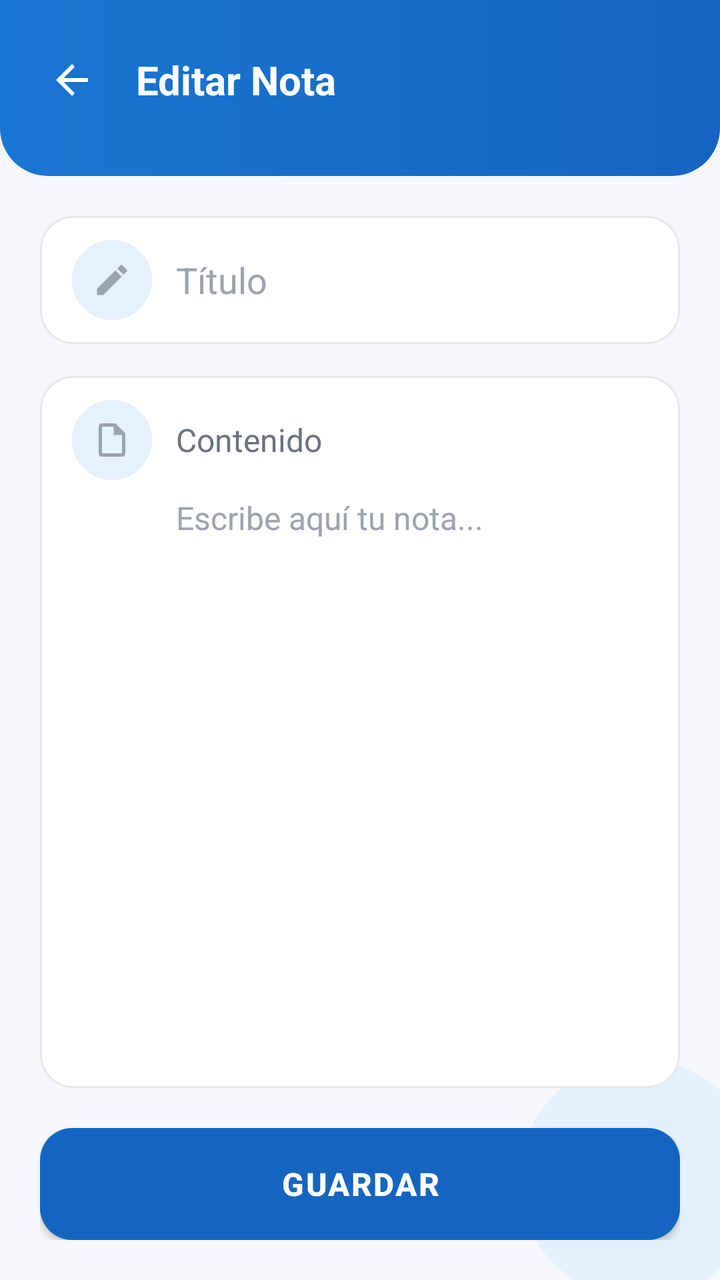
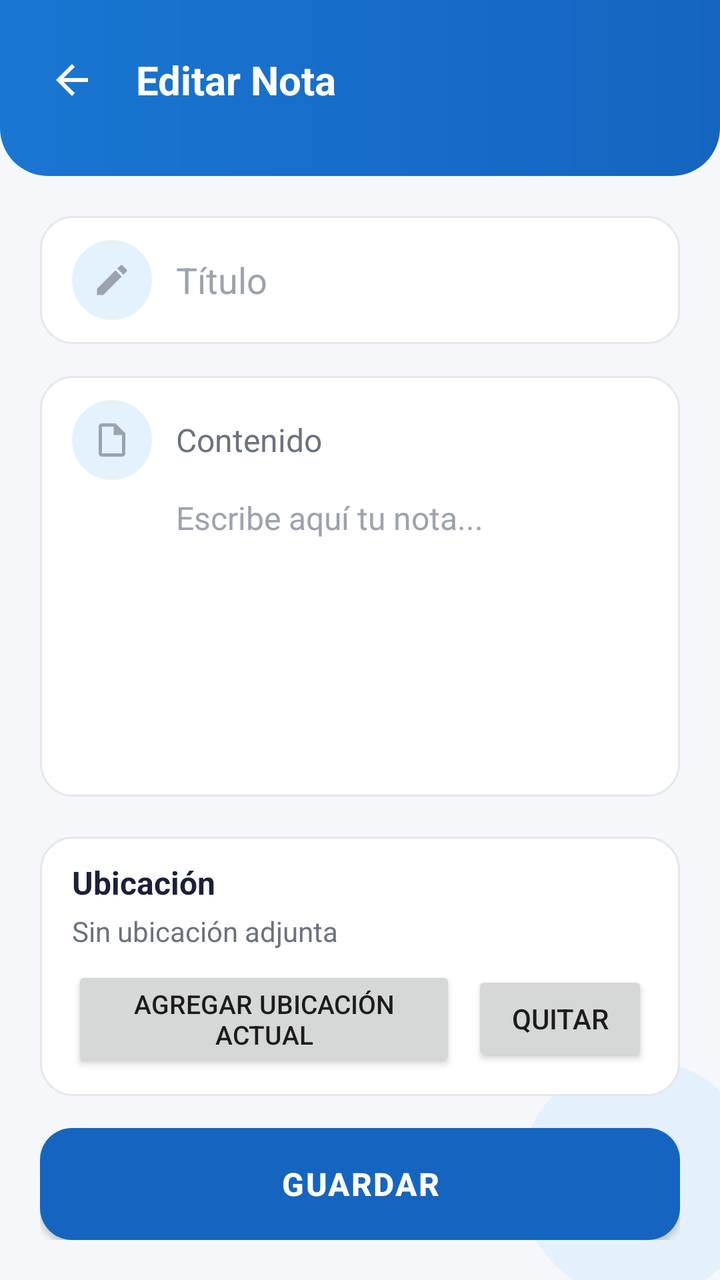

Before-and-after screenshots of an Android layout around one commit, followed by the original layout XML and the change that was made.
<!-- AndroidManifest.xml: application theme Theme.NotesApp -->
<!-- res/layout/activity_note_detail.xml -->
<?xml version="1.0" encoding="utf-8"?>
<FrameLayout xmlns:android="http://schemas.android.com/apk/res/android"
    xmlns:app="http://schemas.android.com/apk/res-auto"
    android:layout_width="match_parent"
    android:layout_height="match_parent"
    android:background="@color/background">

    
    <ImageView
        android:layout_width="120dp"
        android:layout_height="120dp"
        android:layout_gravity="bottom|end"
        android:layout_marginEnd="-20dp"
        android:layout_marginBottom="-10dp"
        android:src="@drawable/bg_blob_blue"
        android:scaleType="fitXY"
        android:alpha="0.3" />

    <LinearLayout
        android:layout_width="match_parent"
        android:layout_height="match_parent"
        android:orientation="vertical">

        
        <LinearLayout
            android:layout_width="match_parent"
            android:layout_height="wrap_content"
            android:orientation="vertical"
            android:background="@drawable/bg_header_rounded"
            android:paddingHorizontal="16dp"
            android:paddingTop="16dp"
            android:paddingBottom="24dp">

            
            <LinearLayout
                android:layout_width="match_parent"
                android:layout_height="48dp"
                android:orientation="horizontal"
                android:gravity="center_vertical">

                <ImageButton
                    android:id="@+id/btnBack"
                    android:layout_width="40dp"
                    android:layout_height="40dp"
                    android:background="?attr/selectableItemBackgroundBorderless"
                    android:src="@drawable/ic_arrow_back"
                    android:scaleType="centerInside"
                    android:contentDescription="Back" />

                <TextView
                    android:id="@+id/toolbarTitle"
                    android:layout_width="0dp"
                    android:layout_height="wrap_content"
                    android:layout_weight="1"
                    android:text="@string/edit_note"
                    android:textColor="@color/white"
                    android:textSize="20sp"
                    android:textStyle="bold"
                    android:layout_marginStart="12dp" />
            </LinearLayout>
        </LinearLayout>

        
        <ScrollView
            android:layout_width="match_parent"
            android:layout_height="0dp"
            android:layout_weight="1"
            android:fillViewport="true">

            <LinearLayout
                android:layout_width="match_parent"
                android:layout_height="wrap_content"
                android:orientation="vertical"
                android:padding="20dp">

                
                <LinearLayout
                    android:layout_width="match_parent"
                    android:layout_height="wrap_content"
                    android:orientation="horizontal"
                    android:gravity="center_vertical"
                    android:background="@drawable/bg_input_rounded"
                    android:paddingHorizontal="16dp"
                    android:paddingVertical="8dp"
                    android:layout_marginBottom="16dp">

                    <FrameLayout
                        android:layout_width="40dp"
                        android:layout_height="40dp"
                        android:layout_marginEnd="12dp">

                        <ImageView
                            android:layout_width="40dp"
                            android:layout_height="40dp"
                            android:src="@drawable/bg_icon_circle"
                            android:scaleType="fitXY" />

                        <ImageView
                            android:layout_width="20dp"
                            android:layout_height="20dp"
                            android:layout_gravity="center"
                            android:src="@drawable/ic_title"
                            android:scaleType="fitCenter" />
                    </FrameLayout>

                    <EditText
                        android:id="@+id/etTitle"
                        android:layout_width="match_parent"
                        android:layout_height="48dp"
                        android:background="@null"
                        android:hint="@string/note_title"
                        android:textColorHint="@color/textHint"
                        android:textColor="@color/textPrimary"
                        android:textSize="18sp"
                        android:inputType="text"
                        android:singleLine="true" />
                </LinearLayout>

                
                <LinearLayout
                    android:layout_width="match_parent"
                    android:layout_height="0dp"
                    android:layout_weight="1"
                    android:orientation="vertical"
                    android:background="@drawable/bg_input_rounded"
                    android:paddingHorizontal="16dp"
                    android:paddingVertical="12dp"
                    android:layout_marginBottom="20dp">

                    <LinearLayout
                        android:layout_width="match_parent"
                        android:layout_height="wrap_content"
                        android:orientation="horizontal"
                        android:gravity="center_vertical"
                        android:layout_marginBottom="8dp">

                        <FrameLayout
                            android:layout_width="40dp"
                            android:layout_height="40dp"
                            android:layout_marginEnd="12dp">

                            <ImageView
                                android:layout_width="40dp"
                                android:layout_height="40dp"
                                android:src="@drawable/bg_icon_circle"
                                android:scaleType="fitXY" />

                            <ImageView
                                android:layout_width="20dp"
                                android:layout_height="20dp"
                                android:layout_gravity="center"
                                android:src="@drawable/ic_description"
                                android:scaleType="fitCenter" />
                        </FrameLayout>

                        <TextView
                            android:layout_width="wrap_content"
                            android:layout_height="wrap_content"
                            android:text="@string/note_content"
                            android:textSize="16sp"
                            android:textColor="@color/textSecondary" />
                    </LinearLayout>

                    <EditText
                        android:id="@+id/etContent"
                        android:layout_width="match_parent"
                        android:layout_height="match_parent"
                        android:background="@null"
                        android:hint="@string/note_hint"
                        android:textColorHint="@color/textHint"
                        android:textColor="@color/textPrimary"
                        android:textSize="16sp"
                        android:inputType="textMultiLine|textCapSentences"
                        android:gravity="top"
                        android:layout_marginStart="52dp" />
                </LinearLayout>

                
                <com.google.android.material.button.MaterialButton
                    android:id="@+id/btnSave"
                    android:layout_width="match_parent"
                    android:layout_height="56dp"
                    android:background="@drawable/bg_button_blue_selector"
                    android:text="@string/btn_save"
                    android:textColor="@color/white"
                    android:textSize="16sp"
                    android:textStyle="bold"
                    android:letterSpacing="0.05"
                    android:drawableStart="@drawable/ic_save"
                    android:drawablePadding="12dp"
                    android:backgroundTint="@null" />

                <ProgressBar
                    android:id="@+id/progressBar"
                    android:layout_width="wrap_content"
                    android:layout_height="wrap_content"
                    android:layout_gravity="center"
                    android:layout_marginTop="16dp"
                    android:visibility="gone" />
            </LinearLayout>
        </ScrollView>
    </LinearLayout>
</FrameLayout>
<!-- resources referenced by this layout -->
<resources>
  <color name="background">#F5F7FA</color>
  <color name="textHint">#9CA3AF</color>
  <color name="textPrimary">#1A2138</color>
  <color name="textSecondary">#6B7280</color>
  <color name="white">#FFFFFF</color>
  <!-- drawable bg_blob_blue (drawable) -->
  <?xml version="1.0" encoding="utf-8"?>
  <shape xmlns:android="http://schemas.android.com/apk/res/android"
      android:shape="oval">
      <solid android:color="#BBDEFB" />
      <size
          android:width="200dp"
          android:height="200dp" />
  </shape>
  <!-- drawable bg_header_rounded (drawable) -->
  <?xml version="1.0" encoding="utf-8"?>
  <shape xmlns:android="http://schemas.android.com/apk/res/android"
      android:shape="rectangle">
      <gradient
          android:startColor="#1976D2"
          android:endColor="#1565C0"
          android:angle="0" />
      <corners
          android:bottomLeftRadius="24dp"
          android:bottomRightRadius="24dp" />
  </shape>
  <!-- drawable bg_icon_circle (drawable) -->
  <?xml version="1.0" encoding="utf-8"?>
  <shape xmlns:android="http://schemas.android.com/apk/res/android"
      android:shape="oval">
      <solid android:color="#E3F2FD" />
      <size
          android:width="48dp"
          android:height="48dp" />
  </shape>
  <!-- drawable bg_input_rounded (drawable) -->
  <?xml version="1.0" encoding="utf-8"?>
  <shape xmlns:android="http://schemas.android.com/apk/res/android"
      android:shape="rectangle">
      <solid android:color="#FFFFFF" />
      <corners android:radius="16dp" />
      <stroke
          android:width="1dp"
          android:color="#E5E7EB" />
      <padding
          android:left="16dp"
          android:top="4dp"
          android:right="16dp"
          android:bottom="4dp" />
  </shape>
  <!-- drawable ic_arrow_back (drawable) -->
  <vector xmlns:android="http://schemas.android.com/apk/res/android"
      android:width="24dp"
      android:height="24dp"
      android:viewportWidth="24"
      android:viewportHeight="24">
      <path
          android:fillColor="#FFFFFF"
          android:pathData="M20,11H7.83l5.59,-5.59L12,4l-8,8 8,8 1.41,-1.41L7.83,13H20v-2z"/>
  </vector>
  <!-- drawable ic_description (drawable) -->
  <vector xmlns:android="http://schemas.android.com/apk/res/android"
      android:width="24dp"
      android:height="24dp"
      android:viewportWidth="24"
      android:viewportHeight="24">
      <path
          android:fillColor="#9CA3AF"
          android:pathData="M14,2H6c-1.1,0 -1.99,0.9 -1.99,2L4,20c0,1.1 0.89,2 1.99,2H18c1.1,0 2,-0.9 2,-2V8l-6,-6zM6,20V4h7v5h5v11H6z"/>
  </vector>
  <!-- drawable ic_save (drawable) -->
  <vector xmlns:android="http://schemas.android.com/apk/res/android"
      android:width="24dp"
      android:height="24dp"
      android:viewportWidth="24"
      android:viewportHeight="24">
      <path
          android:fillColor="#FFFFFF"
          android:pathData="M17,3H7c-1.1,0 -1.99,0.9 -1.99,2L5,21l7,-3 7,3V5c0,-1.1 -0.9,-2 -2,-2z"/>
  </vector>
  <string name="btn_save">GUARDAR</string>
  <string name="edit_note">Editar Nota</string>
  <string name="note_content">Contenido</string>
  <string name="note_hint">Escribe aquí tu nota...</string>
  <string name="note_title">Título</string>
  <style name="Theme.NotesApp" parent="Theme.MaterialComponents.Light.NoActionBar">
          <item name="colorPrimary">@color/colorPrimary</item>
          <item name="colorPrimaryDark">@color/colorPrimaryDark</item>
          <item name="colorAccent">@color/colorAccent</item>
          <item name="android:statusBarColor">@color/colorPrimaryDark</item>
          <item name="android:windowBackground">@color/background</item>
      </style>
  <color name="colorPrimary">#1565C0</color>
  <color name="colorPrimaryDark">#0D47A1</color>
  <color name="colorAccent">#2196F3</color>
</resources>

<!-- the commit's change to res/layout/activity_note_detail.xml (unified diff, before → after) -->
@@ -176,6 +176,57 @@
                 </LinearLayout>
 
                 
+                <LinearLayout
+                    android:layout_width="match_parent"
+                    android:layout_height="wrap_content"
+                    android:orientation="vertical"
+                    android:background="@drawable/bg_input_rounded"
+                    android:paddingHorizontal="16dp"
+                    android:paddingVertical="12dp"
+                    android:layout_marginBottom="16dp">
+
+                    <TextView
+                        android:layout_width="wrap_content"
+                        android:layout_height="wrap_content"
+                        android:text="@string/location_title"
+                        android:textSize="16sp"
+                        android:textStyle="bold"
+                        android:textColor="@color/textPrimary"
+                        android:layout_marginBottom="4dp" />
+
+                    <TextView
+                        android:id="@+id/tvLocation"
+                        android:layout_width="wrap_content"
+                        android:layout_height="wrap_content"
+                        android:text="@string/location_empty"
+                        android:textSize="14sp"
+                        android:textColor="@color/textSecondary"
+                        android:layout_marginBottom="8dp" />
+
+                    <LinearLayout
+                        android:layout_width="match_parent"
+                        android:layout_height="wrap_content"
+                        android:orientation="horizontal"
+                        android:gravity="center_vertical">
+
+                        <Button
+                            android:id="@+id/btnAttachLocation"
+                            android:layout_width="0dp"
+                            android:layout_height="wrap_content"
+                            android:layout_weight="1"
+                            android:text="@string/btn_attach_location"
+                            android:textSize="13sp" />
+
+                        <Button
+                            android:id="@+id/btnClearLocation"
+                            android:layout_width="wrap_content"
+                            android:layout_height="wrap_content"
+                            android:text="@string/btn_clear_location"
+                            android:layout_marginStart="8dp" />
+                    </LinearLayout>
+                </LinearLayout>
+
+                
                 <com.google.android.material.button.MaterialButton
                     android:id="@+id/btnSave"
                     android:layout_width="match_parent"
<!-- resource entries referenced after the edit -->
@@ -80,8 +80,12 @@
           android:fillColor="#FFFFFF"
           android:pathData="M17,3H7c-1.1,0 -1.99,0.9 -1.99,2L5,21l7,-3 7,3V5c0,-1.1 -0.9,-2 -2,-2z"/>
   </vector>
+  <string name="btn_attach_location">AGREGAR UBICACIÓN ACTUAL</string>
+  <string name="btn_clear_location">Quitar</string>
   <string name="btn_save">GUARDAR</string>
   <string name="edit_note">Editar Nota</string>
+  <string name="location_empty">Sin ubicación adjunta</string>
+  <string name="location_title">Ubicación</string>
   <string name="note_content">Contenido</string>
   <string name="note_hint">Escribe aquí tu nota...</string>
   <string name="note_title">Título</string>
